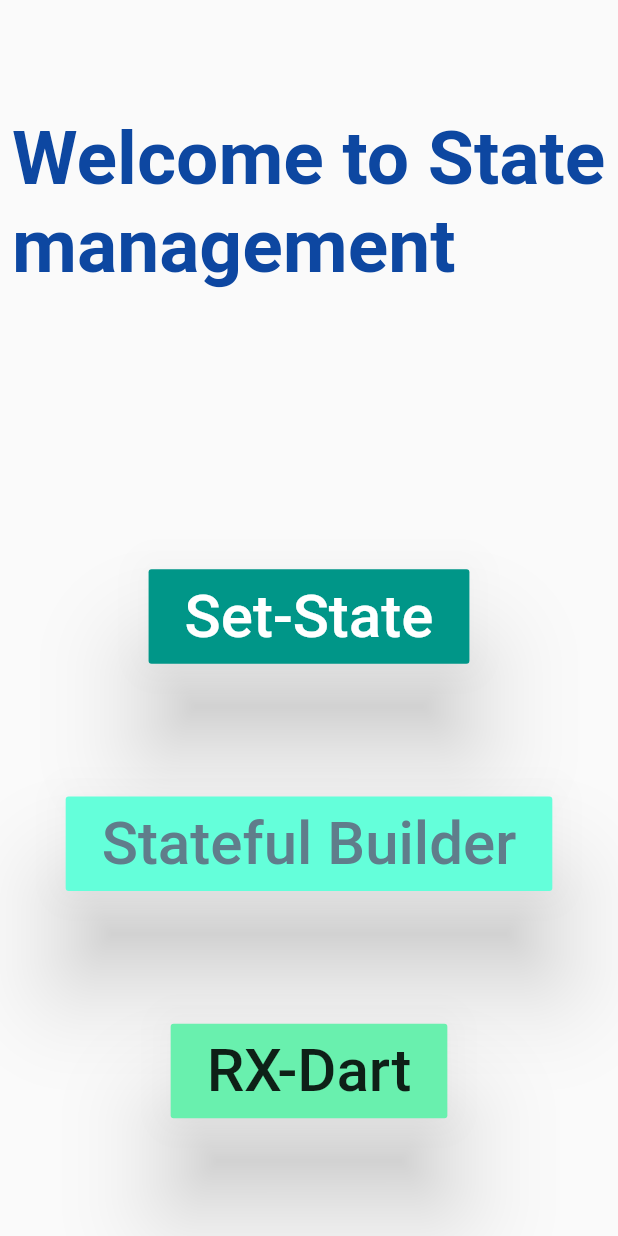
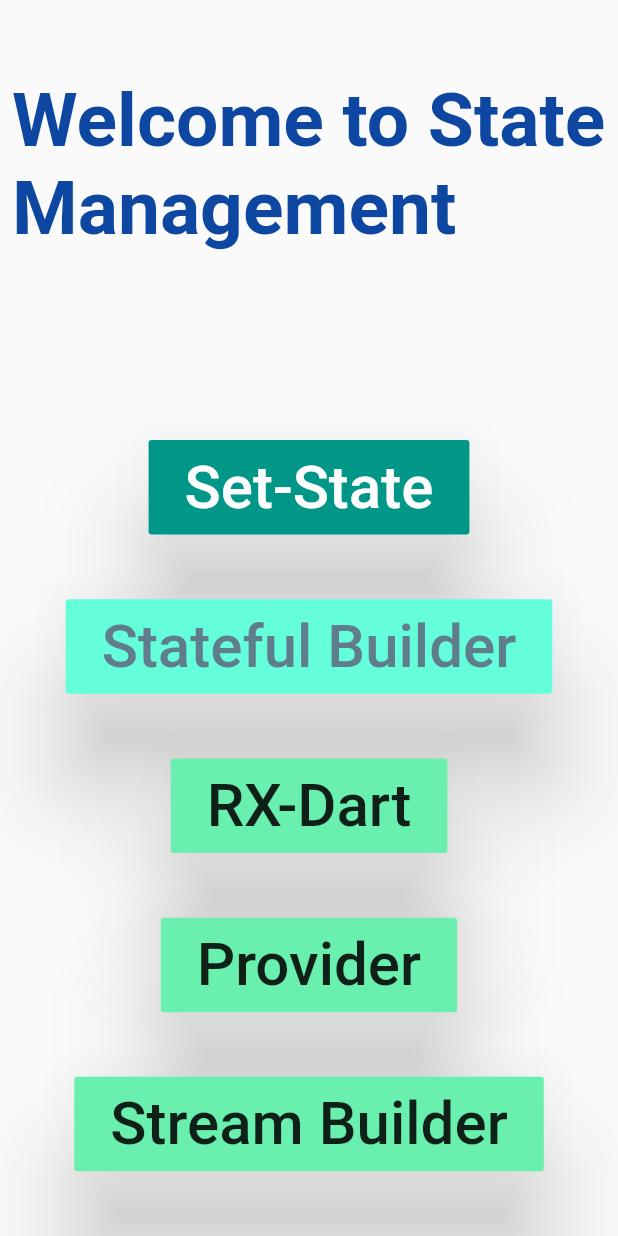
Before and after one commit to samrat19/flutter_state_management, a Flutter app: the screen it shows after launch, on a phone screen of 412 x 824 dp. Run offline on Flutter 3.47's test engine with Material 2 defaults, Android fonts, the phone set to English and light mode, and no system bars; our stand-ins replace rxdart.

Commit message:
adds streamBuilder and Prodvider

```diff
--- a/lib/StateManagement/my_rx_dart.dart
+++ b/lib/StateManagement/my_rx_dart.dart
@@ -33,12 +33,14 @@ class _MyRxDartState extends State<MyRxDart> {
           FloatingActionButton(
             onPressed: _counterBloc.increment,
             backgroundColor: Colors.amber,
+            heroTag: 1,
             child: Icon(Icons.add),
           ),
           SizedBox(width: 20.0,),
           FloatingActionButton(
             onPressed: _counterBloc.decrement,
             backgroundColor: Colors.amber,
+            heroTag: 2,
             child: Icon(Icons.remove),
           ),
         ],
--- a/lib/StateManagement/my_set_state.dart
+++ b/lib/StateManagement/my_set_state.dart
@@ -10,7 +10,7 @@ class _MySetStateState extends State<MySetState> {
   int digit = 0;
   void addOne(){
     setState(() {
-      digit = digit + 1;
+      digit=digit+1;
     });
   }
 
--- a/lib/home_page.dart
+++ b/lib/home_page.dart
@@ -10,56 +10,89 @@ class HomePage extends StatelessWidget {
           children: <Widget>[
             Padding(
               padding: const EdgeInsets.all(8.0),
-              child: Text('Welcome to State management',style: TextStyle(
+              child: Text(
+                'Welcome to State Management',
+                style: TextStyle(
                   fontSize: 50.0,
                   fontWeight: FontWeight.w700,
                   color: Colors.blue[900],
-              ),),
+                ),
+              ),
             ),
             SizedBox(
               height: 30.0,
             ),
-            Padding(
-              padding: const EdgeInsets.all(10.0),
-              child: RaisedButton(
+            RaisedButton(
               elevation: 30.0,
               onPressed: () => Navigator.of(context).pushNamed('set-state'),
               color: Colors.teal,
               child: Padding(
                 padding: const EdgeInsets.all(8.0),
-                  child: Text('Set-State',style: TextStyle(
+                child: Text(
+                  'Set-State',
+                  style: TextStyle(
                     fontSize: 40.0,
                     color: Colors.white,
-                  ),),
                   ),
                 ),
               ),
-            Padding(
-              padding: const EdgeInsets.all(10.0),
-              child: RaisedButton(
+            ),
+            RaisedButton(
               elevation: 30.0,
-                onPressed: () => Navigator.of(context).pushNamed('state-ful-builder'),
+              onPressed: () =>
+                  Navigator.of(context).pushNamed('state-ful-builder'),
               color: Colors.tealAccent,
               child: Padding(
                 padding: const EdgeInsets.all(8.0),
-                  child: Text('Stateful Builder',style: TextStyle(
+                child: Text(
+                  'Stateful Builder',
+                  style: TextStyle(
                     fontSize: 40.0,
                     color: Colors.blueGrey,
-                  ),),
                   ),
                 ),
               ),
-            Padding(
-              padding: const EdgeInsets.all(10.0),
-              child: RaisedButton(
+            ),
+            RaisedButton(
               elevation: 30.0,
               onPressed: () => Navigator.of(context).pushNamed('rx-bloc'),
               color: Colors.greenAccent,
               child: Padding(
                 padding: const EdgeInsets.all(8.0),
-                  child: Text('RX-Dart',style: TextStyle(
+                child: Text(
+                  'RX-Dart',
+                  style: TextStyle(
                     fontSize: 40.0,
-                  ),),
+                  ),
+                ),
+              ),
+            ),
+            RaisedButton(
+              elevation: 30.0,
+              onPressed: () => Navigator.of(context).pushNamed('provider'),
+              color: Colors.greenAccent,
+              child: Padding(
+                padding: const EdgeInsets.all(8.0),
+                child: Text(
+                  'Provider',
+                  style: TextStyle(
+                    fontSize: 40.0,
+                  ),
+                ),
+              ),
+            ),
+            RaisedButton(
+              elevation: 30.0,
+              onPressed: () =>
+                  Navigator.of(context).pushNamed('stream-builder'),
+              color: Colors.greenAccent,
+              child: Padding(
+                padding: const EdgeInsets.all(8.0),
+                child: Text(
+                  'Stream Builder',
+                  style: TextStyle(
+                    fontSize: 40.0,
+                  ),
                 ),
               ),
             ),
--- a/lib/main.dart
+++ b/lib/main.dart
@@ -1,6 +1,8 @@
 import 'package:flutter/material.dart';
+import 'package:flutter_state_management/StateManagement/my_provider.dart';
 import 'package:flutter_state_management/StateManagement/my_rx_dart.dart';
 import 'package:flutter_state_management/StateManagement/my_set_state.dart';
+import 'package:flutter_state_management/StateManagement/my_stream_builder.dart';
 import 'package:flutter_state_management/home_page.dart';
 
 import 'StateManagement/my_stateful_builder.dart';
@@ -13,7 +15,9 @@ main() => runApp(
           'set-state': (_) => MySetState(),
           'state-ful-builder': (_) => MyStatefulBuilder(),
           'rx-bloc': (_) => MyRxDart(),
+          'provider':(_) => MyProvider(),
           'home-page': (_) => HomePage(),
+          'stream-builder':(_) => MyStreamBuilder(),
         },
       ),
     );
--- a/pubspec.yaml
+++ b/pubspec.yaml
@@ -20,6 +20,7 @@ dependencies:
   flutter:
     sdk: flutter
   rxdart: ^0.23.1
+  provider:
 
   # The following adds the Cupertino Icons font to your application.
   # Use with the CupertinoIcons class for iOS style icons.
```
Also changed, not shown: lib/StateManagement/my_provider.dart (added, +44 -0 lines), lib/StateManagement/my_stream_builder.dart (added, +42 -0 lines), pubspec.lock. Lines whose indentation alone changed are shown as unchanged.
